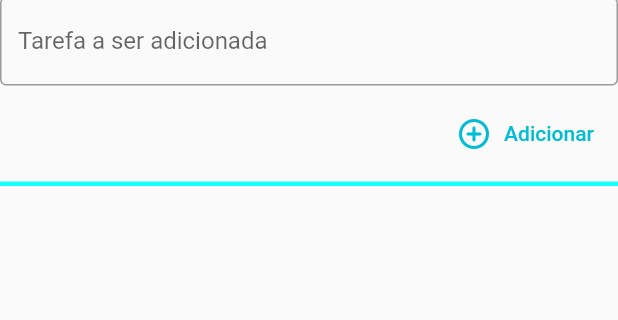
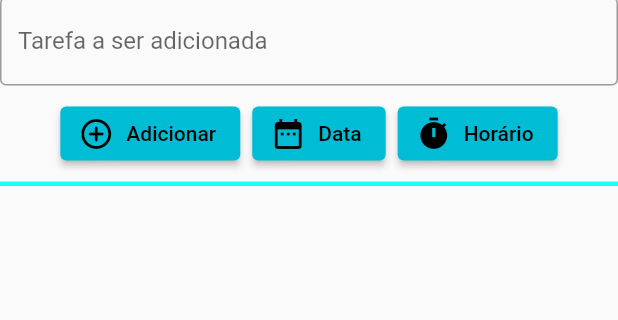
Before and after one commit to fortmea/primeiro-app-flutter, a Flutter app: the screen it shows after launch, on a phone screen of 412 x 824 dp, the part 603-923 px from its top. Run offline on Flutter 3.47's test engine with Material 2 defaults, Android fonts, the phone set to English and light mode, and no system bars; our stand-ins replace flutter_datetime_picker, fluttertoast, modal_bottom_sheet, shared_preferences, syncfusion_flutter_datepicker.

Commit message:
First dateTime tests

```diff
--- a/primeiroapp/lib/main.dart
+++ b/primeiroapp/lib/main.dart
@@ -1,9 +1,12 @@
 import 'dart:convert';
+import 'package:flutter/cupertino.dart';
 import 'package:flutter/material.dart';
+import 'package:flutter_datetime_picker/flutter_datetime_picker.dart';
 import 'package:fluttertoast/fluttertoast.dart';
 import 'package:modal_bottom_sheet/modal_bottom_sheet.dart';
 import 'package:shared_preferences/shared_preferences.dart';
 import 'package:flutter/services.dart';
+import 'package:syncfusion_flutter_datepicker/datepicker.dart';
 
 void main() {
   WidgetsFlutterBinding.ensureInitialized();
@@ -87,7 +90,7 @@ class _MyHomePageState extends State<MyHomePage> {
       //print(json.decode(prefs.getString("lista")?.toString() ?? ""));
       try {
         tarefas = (jsonDecode(prefs.getString("lista")?.toString() ?? "{}")
-            .map((e) => e as Map<String, dynamic>)
+            .map((e) => e as Map<String, dynamic >)
             ?.toList());
       } catch (e) {
         print(e);
@@ -98,7 +101,7 @@ class _MyHomePageState extends State<MyHomePage> {
 
   void _scrollToTop() {
     _scrollController.animateTo(0,
-        duration: Duration(seconds: 1), curve: Curves.linear);
+        duration: const Duration(seconds: 1), curve: Curves.linear);
   }
 
   void deleteEntry(Map<String, dynamic> dTarefa) async {
@@ -197,6 +200,10 @@ class _MyHomePageState extends State<MyHomePage> {
     await prefs.setInt("counter", tarefas.length);
   }
 
+  _onSelectionChanged() {
+    return;
+  }
+
   @override
   Widget build(BuildContext context) {
     return Scaffold(
@@ -225,17 +232,51 @@ class _MyHomePageState extends State<MyHomePage> {
                   labelText: 'Tarefa a ser adicionada',
                 ),
               ),
-              ButtonBar(children: [
-                TextButton.icon(
-                    onPressed: _incrementCounter,
-                    icon: const Icon(Icons.add_circle_outline_rounded),
-                    label: const Text("Adicionar"))
-              ]),
+              ButtonBar(
+                  alignment: MainAxisAlignment.start,
+                  mainAxisSize: MainAxisSize.min,
+                  children: [
+                    ElevatedButton.icon(
+                        onPressed: _incrementCounter,
+                        icon: const Icon(Icons.add_circle_outline_rounded),
+                        label: const Text("Adicionar")),
+                    ElevatedButton.icon(
+                        onPressed: () {
+                          DatePicker.showDatePicker(context,
+                              showTitleActions: true,
+                              minTime: DateTime(2000, 1, 1), onChanged: (date) {
+                            print('change $date');
+                          }, onConfirm: (date) {
+                            print('confirm $date');
+                          },
+                              currentTime: DateTime.now(),
+                              locale: LocaleType.pt);
+                        },
+                        icon: const Icon(Icons.date_range),
+                        label: const Text("Data")),
+                    ElevatedButton.icon(
+                        onPressed: () {
+                          DatePicker.showTimePicker(context,
+                              theme: DatePickerTheme(
+                                containerHeight: 210.0,
+                              ),
+                              showTitleActions: true, onConfirm: (time) {
+                            print('confirm $time');
+                            setState(() {});
+                          },
+                              currentTime: DateTime.now(),
+                              locale: LocaleType.pt);
+                          setState(() {});
+                        },
+                        icon: const Icon(Icons.timer),
+                        label: const Text("Horário")),
+
+                  ]),
               SizedBox(
                 width: MediaQuery.of(context).size.width,
                 height: 3.0,
                 child: const DecoratedBox(
-                    decoration: const BoxDecoration(color: Colors.cyanAccent)),
+                    decoration: BoxDecoration(color: Colors.cyanAccent)),
               ),
               ListView.builder(
                   physics: NeverScrollableScrollPhysics(),
@@ -414,8 +455,7 @@ class _MyHomePageState extends State<MyHomePage> {
                                           );
                                         },
                                         label: const Text("Editar",
-                                            style: TextStyle(
-                                                fontSize: 13.0)),
+                                            style: TextStyle(fontSize: 13.0)),
                                       ),
                                       TextButton.icon(
                                         icon: const Icon(Icons.delete),
--- a/primeiroapp/pubspec.yaml
+++ b/primeiroapp/pubspec.yaml
@@ -37,6 +37,8 @@ dependencies:
   fluttertoast: ^8.0.8
   modal_bottom_sheet: ^2.0.0
   shared_preferences: ^2.0.11
+  flutter_datetime_picker: ^1.5.1
+  syncfusion_flutter_datepicker: ^19.4.38
 dev_dependencies:
   flutter_test:
     sdk: flutter
```
Also changed, not shown: primeiroapp/pubspec.lock.
